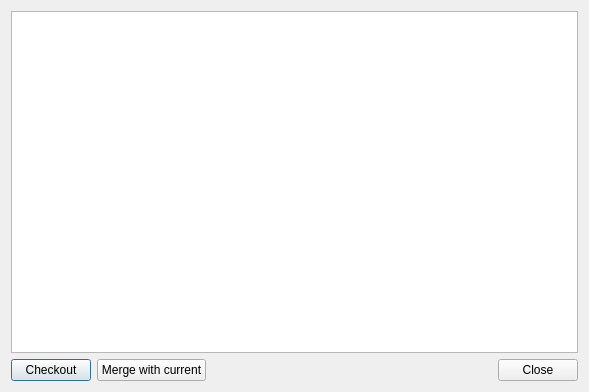
First picture: the form in ui/mercurialheadswidget.ui, repository KDE/kdev-mercurial, before the edit.
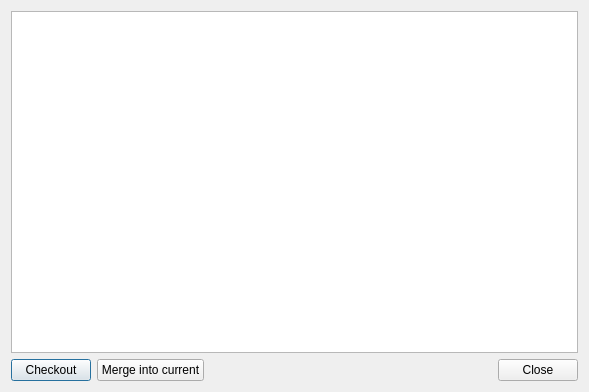
Second picture: the form after the edit.

Patch:
```diff
--- a/ui/mercurialheadswidget.ui
+++ b/ui/mercurialheadswidget.ui
@@ -48,7 +48,7 @@
      <item>
       <widget class="QPushButton" name="mergePushButton">
        <property name="text">
-        <string>Merge with current</string>
+        <string>Merge into current</string>
        </property>
       </widget>
      </item>
```
